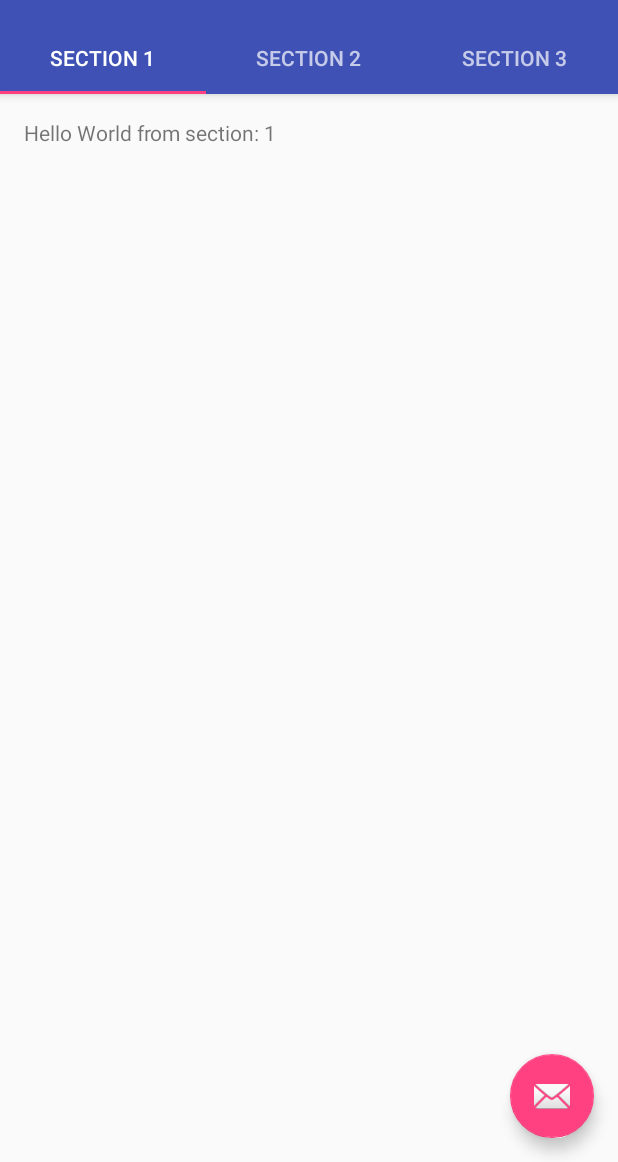
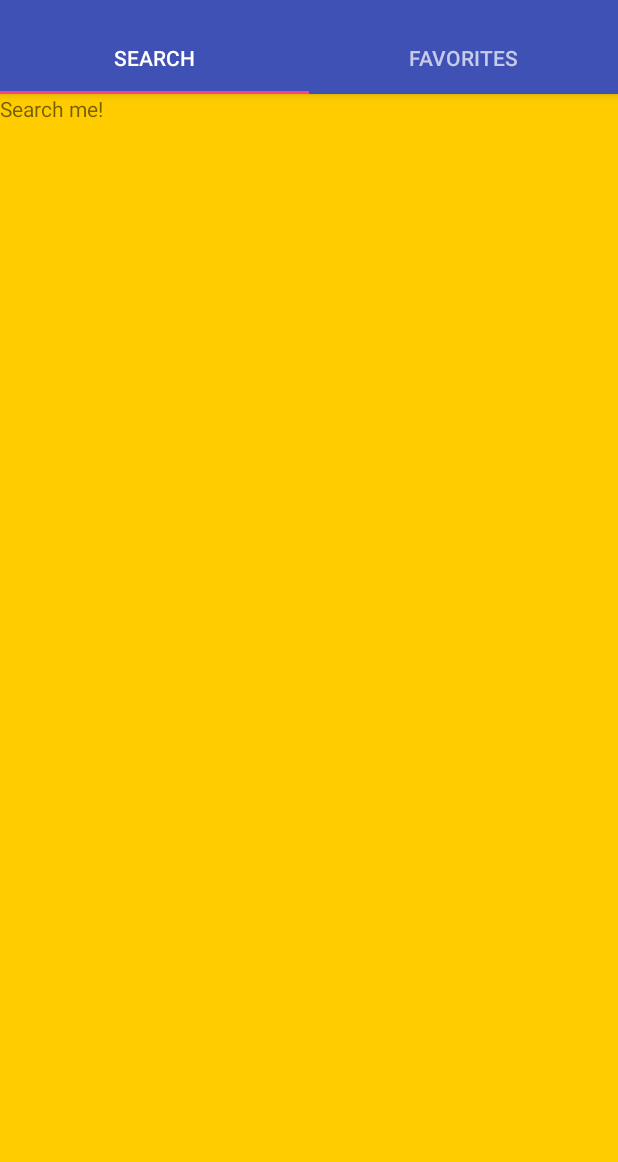
Before and after one commit to kmbeaulieu/MyTube, an Android app: the screen it shows after launch (MainActivity), on a phone screen of 412 x 824 dp, the part 74-1236 px from its top. Run offline under Robolectric (Android 15) with nearby library versions, the phone set to English and light mode, and no system bars.

Commit message:
Setup Tabs along with search and favorites fragments

```diff
--- a/app/build.gradle
+++ b/app/build.gradle
@@ -24,4 +24,5 @@ dependencies {
     testCompile 'junit:junit:4.12'
     compile 'com.android.support:appcompat-v7:23.3.0'
     compile 'com.android.support:design:23.3.0'
+    compile 'com.android.support:support-v4:23.3.0'
 }
--- /dev/null
+++ b/app/src/main/java/sjsu/se137/group3/mytube/FavoritesFragment.java
@@ -0,0 +1,109 @@
+package sjsu.se137.group3.mytube;
+
+import android.content.Context;
+import android.net.Uri;
+import android.os.Bundle;
+import android.support.v4.app.Fragment;
+import android.view.LayoutInflater;
+import android.view.View;
+import android.view.ViewGroup;
+
+
+/**
+ * A simple {@link Fragment} subclass.
+ * Activities that contain this fragment must implement the
+ * {@link FavoritesFragment.OnFragmentInteractionListener} interface
+ * to handle interaction events.
+ * Use the {@link FavoritesFragment#newInstance} factory method to
+ * create an instance of this fragment.
+ */
+public class FavoritesFragment extends Fragment {
+    @Override
+    public View onCreateView(LayoutInflater inflater, ViewGroup container,
+                             Bundle savedInstanceState) {
+        // Inflate the layout for this fragment
+        return inflater.inflate(R.layout.fragment_favorites, container, false);
+    }
+}
+// TODO: Rename parameter arguments, choose names that match
+// the fragment initialization parameters, e.g. ARG_ITEM_NUMBER
+//    private static final String ARG_PARAM1 = "param1";
+//    private static final String ARG_PARAM2 = "param2";
+//
+//    // TODO: Rename and change types of parameters
+//    private String mParam1;
+//    private String mParam2;
+//
+//    private OnFragmentInteractionListener mListener;
+//
+//    public FavoritesFragment() {
+//        // Required empty public constructor
+//    }
+//
+//    /**
+//     * Use this factory method to create a new instance of
+//     * this fragment using the provided parameters.
+//     *
+//     * @param param1 Parameter 1.
+//     * @param param2 Parameter 2.
+//     * @return A new instance of fragment FavoritesFragment.
+//     */
+//    // TODO: Rename and change types and number of parameters
+//    public static FavoritesFragment newInstance(String param1, String param2) {
+//        FavoritesFragment fragment = new FavoritesFragment();
+//        Bundle args = new Bundle();
+//        args.putString(ARG_PARAM1, param1);
+//        args.putString(ARG_PARAM2, param2);
+//        fragment.setArguments(args);
+//        return fragment;
+//    }
+//
+//    @Override
+//    public void onCreate(Bundle savedInstanceState) {
+//        super.onCreate(savedInstanceState);
+//        if (getArguments() != null) {
+//            mParam1 = getArguments().getString(ARG_PARAM1);
+//            mParam2 = getArguments().getString(ARG_PARAM2);
+//        }
+//    }
+
+
+
+// TODO: Rename method, update argument and hook method into UI event
+//    public void onButtonPressed(Uri uri) {
+//        if (mListener != null) {
+//            mListener.onFragmentInteraction(uri);
+//        }
+//    }
+//
+//    @Override
+//    public void onAttach(Context context) {
+//        super.onAttach(context);
+//        if (context instanceof OnFragmentInteractionListener) {
+//            mListener = (OnFragmentInteractionListener) context;
+//        } else {
+//            throw new RuntimeException(context.toString()
+//                    + " must implement OnFragmentInteractionListener");
+//        }
+//    }
+//
+//    @Override
+//    public void onDetach() {
+//        super.onDetach();
+//        mListener = null;
+//    }
+//
+//    /**
+//     * This interface must be implemented by activities that contain this
+//     * fragment to allow an interaction in this fragment to be communicated
+//     * to the activity and potentially other fragments contained in that
+//     * activity.
+//     * <p/>
+//     * See the Android Training lesson <a href=
+//     * "http://developer.android.com/training/basics/fragments/communicating.html"
+//     * >Communicating with Other Fragments</a> for more information.
+//     */
+//    public interface OnFragmentInteractionListener {
+//        // TODO: Update argument type and name
+//        void onFragmentInteraction(Uri uri);
+//    }
--- a/app/src/main/java/sjsu/se137/group3/mytube/MainActivity.java
+++ b/app/src/main/java/sjsu/se137/group3/mytube/MainActivity.java
@@ -19,7 +19,7 @@ import android.view.ViewGroup;
 
 import android.widget.TextView;
 
-public class MainActivity extends AppCompatActivity {
+public class MainActivity extends AppCompatActivity implements TabLayout.OnTabSelectedListener{
 
     /**
      * The {@link android.support.v4.view.PagerAdapter} that will provide
@@ -54,14 +54,14 @@ public class MainActivity extends AppCompatActivity {
         TabLayout tabLayout = (TabLayout) findViewById(R.id.tabs);
         tabLayout.setupWithViewPager(mViewPager);
 
-        FloatingActionButton fab = (FloatingActionButton) findViewById(R.id.fab);
-        fab.setOnClickListener(new View.OnClickListener() {
-            @Override
-            public void onClick(View view) {
-                Snackbar.make(view, "Replace with your own action", Snackbar.LENGTH_LONG)
-                        .setAction("Action", null).show();
-            }
-        });
+//        FloatingActionButton fab = (FloatingActionButton) findViewById(R.id.fab);
+//        fab.setOnClickListener(new View.OnClickListener() {
+//            @Override
+//            public void onClick(View view) {
+//                Snackbar.make(view, "Replace with your own action", Snackbar.LENGTH_LONG)
+//                        .setAction("Action", null).show();
+//            }
+//        });
 
     }
 
@@ -88,39 +88,19 @@ public class MainActivity extends AppCompatActivity {
         return super.onOptionsItemSelected(item);
     }
 
-    /**
-     * A placeholder fragment containing a simple view.
-     */
-    public static class PlaceholderFragment extends Fragment {
-        /**
-         * The fragment argument representing the section number for this
-         * fragment.
-         */
-        private static final String ARG_SECTION_NUMBER = "section_number";
+    @Override
+    public void onTabSelected(TabLayout.Tab tab) {
 
-        public PlaceholderFragment() {
-        }
+    }
 
-        /**
-         * Returns a new instance of this fragment for the given section
-         * number.
-         */
-        public static PlaceholderFragment newInstance(int sectionNumber) {
-            PlaceholderFragment fragment = new PlaceholderFragment();
-            Bundle args = new Bundle();
-            args.putInt(ARG_SECTION_NUMBER, sectionNumber);
-            fragment.setArguments(args);
-            return fragment;
-        }
+    @Override
+    public void onTabUnselected(TabLayout.Tab tab) {
 
-        @Override
-        public View onCreateView(LayoutInflater inflater, ViewGroup container,
-                                 Bundle savedInstanceState) {
-            View rootView = inflater.inflate(R.layout.fragment_main, container, false);
-            TextView textView = (TextView) rootView.findViewById(R.id.section_label);
-            textView.setText(getString(R.string.section_format, getArguments().getInt(ARG_SECTION_NUMBER)));
-            return rootView;
-        }
+    }
+
+    @Override
+    public void onTabReselected(TabLayout.Tab tab) {
+
     }
 
     /**
@@ -137,24 +117,31 @@ public class MainActivity extends AppCompatActivity {
         public Fragment getItem(int position) {
             // getItem is called to instantiate the fragment for the given page.
             // Return a PlaceholderFragment (defined as a static inner class below).
-            return PlaceholderFragment.newInstance(position + 1);
+            switch (position) {
+                case 0:
+                    SearchFragment searchFragment = new SearchFragment();
+                    return searchFragment;
+                case 1:
+                    FavoritesFragment favoritesFragment = new FavoritesFragment();
+                    return favoritesFragment;
+                default:
+                    return null;
+            }
         }
 
         @Override
         public int getCount() {
-            // Show 3 total pages.
-            return 3;
+            // Show 2 total pages.
+            return 2;
         }
 
         @Override
         public CharSequence getPageTitle(int position) {
             switch (position) {
                 case 0:
-                    return "SECTION 1";
+                    return "Search";
                 case 1:
-                    return "SECTION 2";
-                case 2:
-                    return "SECTION 3";
+                    return "Favorites";
             }
             return null;
         }
--- /dev/null
+++ b/app/src/main/java/sjsu/se137/group3/mytube/SearchFragment.java
@@ -0,0 +1,108 @@
+package sjsu.se137.group3.mytube;
+
+import android.content.Context;
+import android.net.Uri;
+import android.os.Bundle;
+import android.support.v4.app.Fragment;
+import android.view.LayoutInflater;
+import android.view.View;
+import android.view.ViewGroup;
+
+
+/**
+ * A simple {@link Fragment} subclass.
+ * Activities that contain this fragment must implement the
+ * {@link SearchFragment.OnFragmentInteractionListener} interface
+ * to handle interaction events.
+ * Use the {@link SearchFragment#newInstance} factory method to
+ * create an instance of this fragment.
+ */
+public class SearchFragment extends Fragment {
+    @Override
+    public View onCreateView(LayoutInflater inflater, ViewGroup container,
+                             Bundle savedInstanceState) {
+        // Inflate the layout for this fragment
+        return inflater.inflate(R.layout.fragment_search, container, false);
+    }
+}
+
+// TODO: Rename parameter arguments, choose names that match
+// the fragment initialization parameters, e.g. ARG_ITEM_NUMBER
+//    private static final String ARG_PARAM1 = "param1";
+//    private static final String ARG_PARAM2 = "param2";
+//
+//    // TODO: Rename and change types of parameters
+//    private String mParam1;
+//    private String mParam2;
+//
+//    private OnFragmentInteractionListener mListener;
+//
+//    public SearchFragment() {
+//        // Required empty public constructor
+//    }
+//
+//    /**
+//     * Use this factory method to create a new instance of
+//     * this fragment using the provided parameters.
+//     *
+//     * @return A new instance of fragment SearchFragment.
+//     */
+//    // TODO: Rename and change types and number of parameters
+//    public static SearchFragment newInstance(){//String param1, String param2) {
+//        SearchFragment fragment = new SearchFragment();
+//        Bundle args = new Bundle();
+////        args.putString(ARG_PARAM1, param1);
+////        args.putString(ARG_PARAM2, param2);
+//        fragment.setArguments(args);
+//        return fragment;
+//    }
+//
+//    @Override
+//    public void onCreate(Bundle savedInstanceState) {
+//        super.onCreate(savedInstanceState);
+//        if (getArguments() != null) {
+//            mParam1 = getArguments().getString(ARG_PARAM1);
+//            mParam2 = getArguments().getString(ARG_PARAM2);
+//        }
+//    }
+
+
+//
+//    // TODO: Rename method, update argument and hook method into UI event
+//    public void onButtonPressed(Uri uri) {
+//        if (mListener != null) {
+//            mListener.onFragmentInteraction(uri);
+//        }
+//    }
+//
+//    @Override
+//    public void onAttach(Context context) {
+//        super.onAttach(context);
+//        if (context instanceof OnFragmentInteractionListener) {
+//            mListener = (OnFragmentInteractionListener) context;
+//        } else {
+//            throw new RuntimeException(context.toString()
+//                    + " must implement OnFragmentInteractionListener");
+//        }
+//    }
+//
+//    @Override
+//    public void onDetach() {
+//        super.onDetach();
+//        mListener = null;
+//    }
+//
+//    /**
+//     * This interface must be implemented by activities that contain this
+//     * fragment to allow an interaction in this fragment to be communicated
+//     * to the activity and potentially other fragments contained in that
+//     * activity.
+//     * <p/>
+//     * See the Android Training lesson <a href=
+//     * "http://developer.android.com/training/basics/fragments/communicating.html"
+//     * >Communicating with Other Fragments</a> for more information.
+//     */
+//    public interface OnFragmentInteractionListener {
+//        // TODO: Update argument type and name
+//        void onFragmentInteraction(Uri uri);
+//    }
--- a/app/src/main/res/layout/activity_main.xml
+++ b/app/src/main/res/layout/activity_main.xml
@@ -38,12 +38,12 @@
         android:layout_height="match_parent"
         app:layout_behavior="@string/appbar_scrolling_view_behavior" />
 
-    <android.support.design.widget.FloatingActionButton
+    <!--<android.support.design.widget.FloatingActionButton
         android:id="@+id/fab"
         android:layout_width="wrap_content"
         android:layout_height="wrap_content"
         android:layout_gravity="end|bottom"
         android:layout_margin="@dimen/fab_margin"
-        android:src="@android:drawable/ic_dialog_email" />
+        android:src="@android:drawable/ic_dialog_email" />-->
 
 </android.support.design.widget.CoordinatorLayout>
--- /dev/null
+++ b/app/src/main/res/layout/fragment_favorites.xml
@@ -0,0 +1,13 @@
+<FrameLayout xmlns:android="http://schemas.android.com/apk/res/android"
+    xmlns:tools="http://schemas.android.com/tools"
+    android:layout_width="match_parent"
+    android:layout_height="match_parent"
+    android:background="#FFCCFF"
+    tools:context="sjsu.se137.group3.mytube.FavoritesFragment">
+
+    <TextView
+        android:layout_width="match_parent"
+        android:layout_height="match_parent"
+        android:text="@string/favorites" />
+
+</FrameLayout>
--- a/app/src/main/res/layout/fragment_main.xml
+++ /dev/null
@@ -1,16 +0,0 @@
-<RelativeLayout xmlns:android="http://schemas.android.com/apk/res/android"
-    xmlns:tools="http://schemas.android.com/tools"
-    android:layout_width="match_parent"
-    android:layout_height="match_parent"
-    android:paddingBottom="@dimen/activity_vertical_margin"
-    android:paddingLeft="@dimen/activity_horizontal_margin"
-    android:paddingRight="@dimen/activity_horizontal_margin"
-    android:paddingTop="@dimen/activity_vertical_margin"
-    tools:context="sjsu.se137.group3.mytube.MainActivity$PlaceholderFragment">
-
-    <TextView
-        android:id="@+id/section_label"
-        android:layout_width="wrap_content"
-        android:layout_height="wrap_content" />
-
-</RelativeLayout>
--- /dev/null
+++ b/app/src/main/res/layout/fragment_search.xml
@@ -0,0 +1,13 @@
+<FrameLayout xmlns:android="http://schemas.android.com/apk/res/android"
+    xmlns:tools="http://schemas.android.com/tools"
+    android:layout_width="match_parent"
+    android:layout_height="match_parent"
+    android:background="#FFCC00"
+    tools:context="sjsu.se137.group3.mytube.SearchFragment">
+
+    <TextView
+        android:layout_width="match_parent"
+        android:layout_height="match_parent"
+        android:text="@string/search_me" />
+
+</FrameLayout>
--- a/app/src/main/res/values/strings.xml
+++ b/app/src/main/res/values/strings.xml
@@ -16,4 +16,9 @@
     <string name="permission_rationale">"Contacts permissions are needed for providing email
         completions."
     </string>
+
+    <!-- TODO: Remove or change this placeholder text -->
+    <string name="hello_blank_fragment">Hello blank fragment</string>
+    <string name="search_me">Search me!</string>
+    <string name="favorites">Favorites</string>
 </resources>
--- a/build.gradle
+++ b/build.gradle
@@ -5,7 +5,7 @@ buildscript {
         jcenter()
     }
     dependencies {
-        classpath 'com.android.tools.build:gradle:2.0.0'
+        classpath 'com.android.tools.build:gradle:2.1.0'
 
         // NOTE: Do not place your application dependencies here; they belong
         // in the individual module build.gradle files
```
